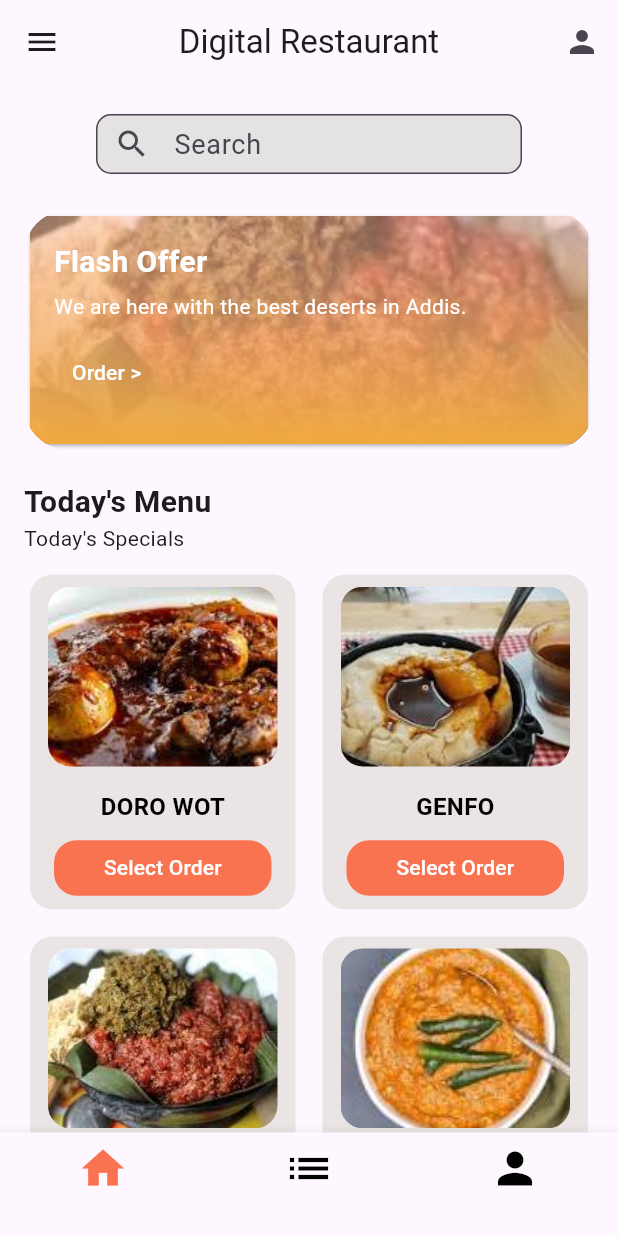
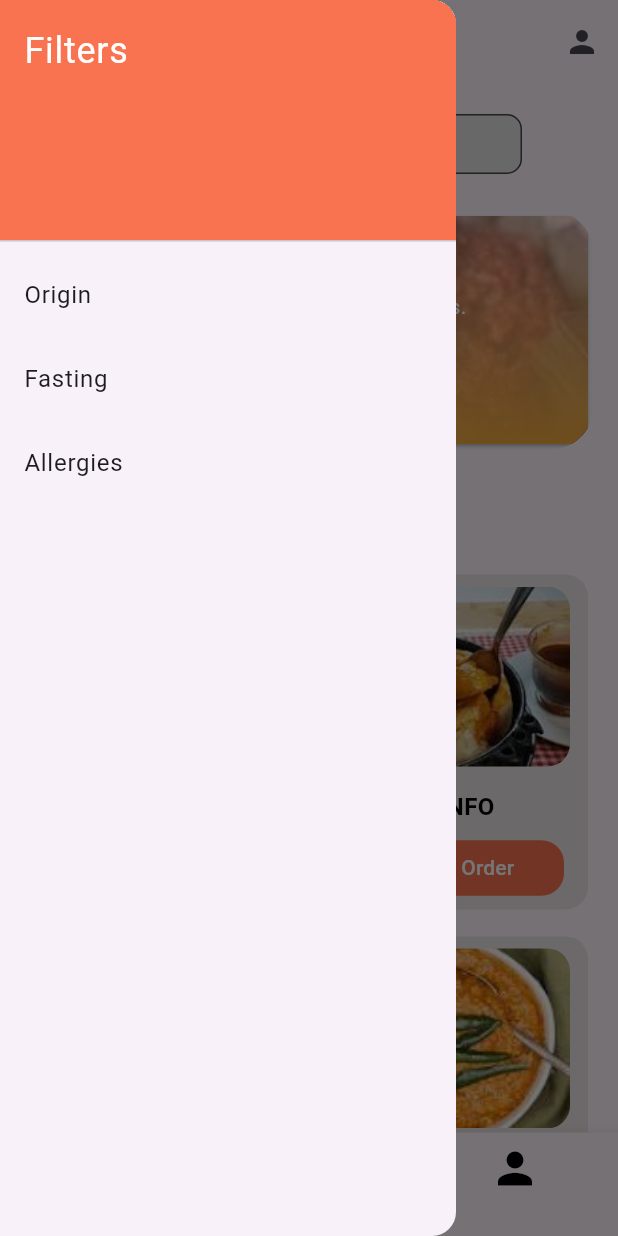
Before and after one commit to Lemidinku/flutter-2024-proj, a Flutter app: the OrderNowPage screen opened directly, with the side drawer open (before the commit the screen has no drawer), on a phone screen of 412 x 824 dp. Run offline on Flutter 3.47's test engine with Material 3 defaults, Android fonts, the phone set to English and light mode, and no system bars; our stand-ins replace google_fonts.

Commit message:
added hamburger menu

```diff
--- a/restaurant/lib/home.dart
+++ b/restaurant/lib/home.dart
@@ -34,10 +34,6 @@ class _RestaurantHomePageState extends State<OrderNowPage> {
       appBar: AppBar(
         title: const Text('Digital Restaurant'),
         centerTitle: true,
-        leading: IconButton(
-          onPressed: () {},
-          icon: const Icon(Icons.menu),
-        ),
         actions: [
           IconButton(
             onPressed: () {},
@@ -181,6 +177,36 @@ class _RestaurantHomePageState extends State<OrderNowPage> {
           ),
         ],
       ),
+      drawer: Drawer(
+        child: ListView(
+          children: [
+            const DrawerHeader(
+              decoration: BoxDecoration(
+                color: Color(0xFFF97350),
+              ),
+              child: Text(
+                'Filters',
+                style: TextStyle(
+                  fontSize: 24,
+                  color: Colors.white,
+                ),
+              ),
+            ),
+            ListTile(
+              title: const Text('Origin'),
+              onTap: () {},
+            ),
+            ListTile(
+              title: const Text('Fasting'),
+              onTap: () {},
+            ),
+            ListTile(
+              title: const Text('Allergies'),
+              onTap: () {},
+            ),
+          ],
+        ),
+      ),
     );
   }
 
```
